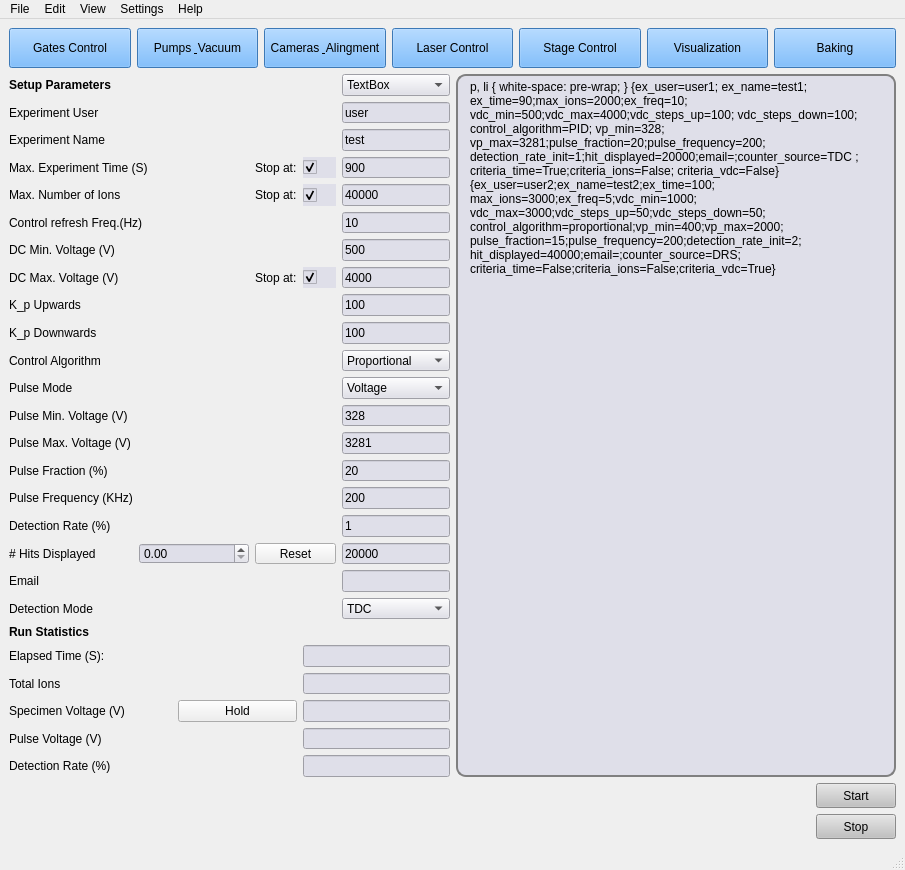
Qt form pyccapt/files/PyQt6_UI/gui_main.ui (mmonajem/pyoxcart) before a commit.
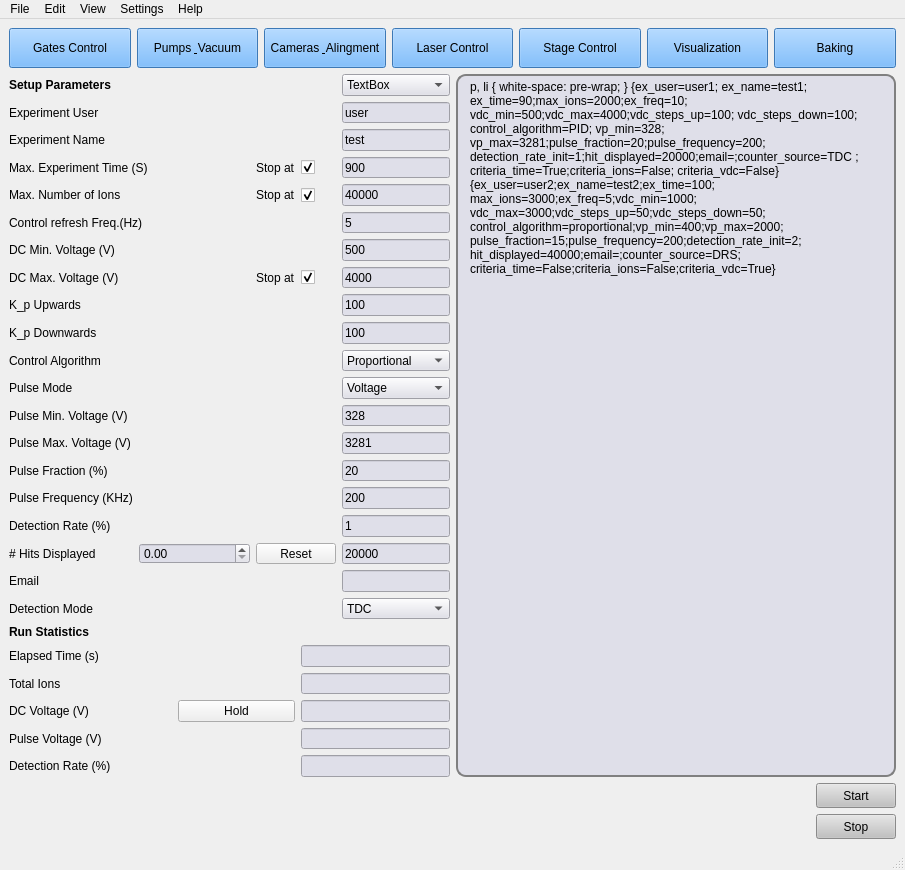
The same form after that commit.

The edit to the form file:
```diff
--- a/pyccapt/files/PyQt6_UI/gui_main.ui
+++ b/pyccapt/files/PyQt6_UI/gui_main.ui
@@ -376,7 +376,7 @@
                                             </sizepolicy>
                                         </property>
                                         <property name="text">
-                                            <string>Specimen Voltage (V)</string>
+                                            <string>DC Voltage (V)</string>
                                         </property>
                                     </widget>
                                 </item>
@@ -855,7 +855,7 @@
                                             </sizepolicy>
                                         </property>
                                         <property name="text">
-                                            <string>Elapsed Time (S):</string>
+                                            <string>Elapsed Time (s)</string>
                                         </property>
                                     </widget>
                                 </item>
@@ -1203,7 +1203,7 @@
                                             </string>
                                         </property>
                                         <property name="text">
-                                            <string>10</string>
+                                            <string>5</string>
                                         </property>
                                     </widget>
                                 </item>
@@ -1427,10 +1427,7 @@
                                             <bool>true</bool>
                                         </property>
                                         <property name="styleSheet">
-                                            <string notr="true">QCheckBox{
-                                                background: rgb(223,223,233)
-                                                }
-                                            </string>
+                                            <string notr="true"/>
                                         </property>
                                         <property name="text">
                                             <string/>
@@ -1457,10 +1454,7 @@
                                             <bool>true</bool>
                                         </property>
                                         <property name="styleSheet">
-                                            <string notr="true">QCheckBox{
-                                                background: rgb(223,223,233)
-                                                }
-                                            </string>
+                                            <string notr="true"/>
                                         </property>
                                         <property name="text">
                                             <string/>
@@ -1487,10 +1481,7 @@
                                             <bool>true</bool>
                                         </property>
                                         <property name="styleSheet">
-                                            <string notr="true">QCheckBox{
-                                                background: rgb(223,223,233)
-                                                }
-                                            </string>
+                                            <string notr="true"/>
                                         </property>
                                         <property name="text">
                                             <string/>
@@ -1503,21 +1494,21 @@
                                 <item row="3" column="4">
                                     <widget class="QLabel" name="label">
                                         <property name="text">
-                                            <string>Stop at:</string>
+                                            <string>Stop at</string>
                                         </property>
                                     </widget>
                                 </item>
                                 <item row="4" column="4">
                                     <widget class="QLabel" name="label_2">
                                         <property name="text">
-                                            <string>Stop at:</string>
+                                            <string>Stop at</string>
                                         </property>
                                     </widget>
                                 </item>
                                 <item row="7" column="4">
                                     <widget class="QLabel" name="label_3">
                                         <property name="text">
-                                            <string>Stop at:</string>
+                                            <string>Stop at</string>
                                         </property>
                                     </widget>
                                 </item>
```
Left out of the diff: 24 changed lines with no effect on the pictures.
